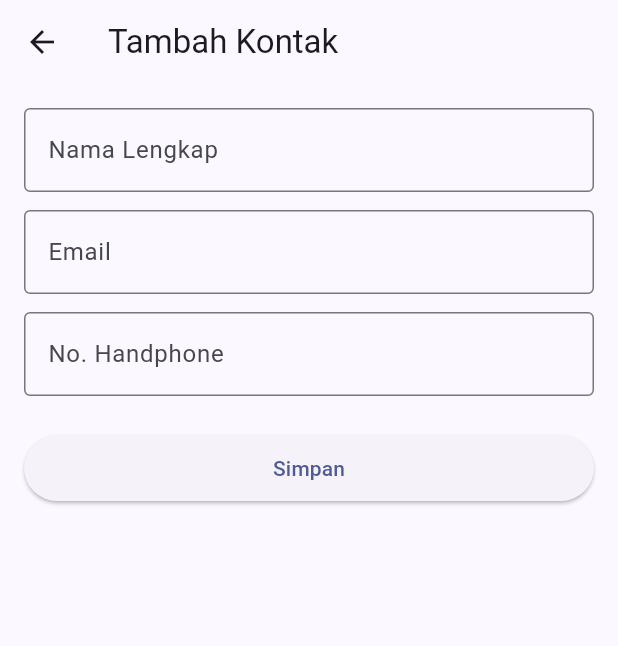
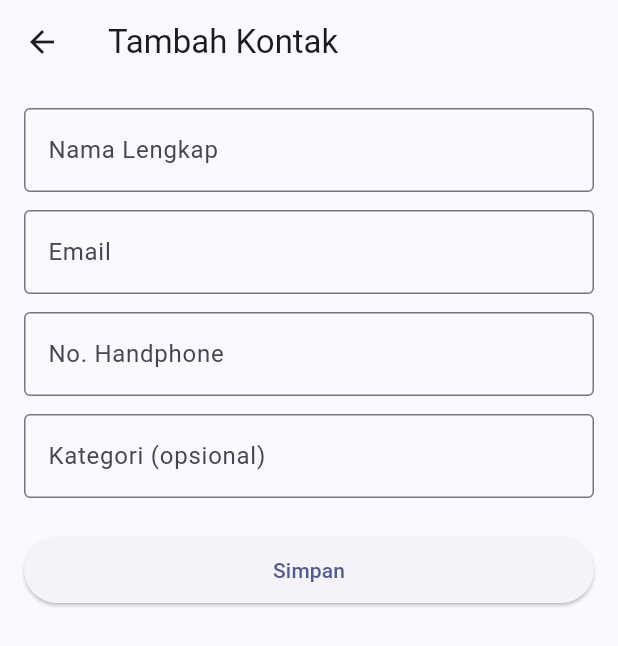
Before and after one commit to ardeliaanggun4-wq/Ardelia_BukuKontak, a Flutter app: the TambahKontakPage screen opened directly, on a phone screen of 412 x 824 dp. Shown: the top 646 px of the screen. Run offline on Flutter 3.47's test engine with Material 3 defaults, Android fonts, the phone set to English and light mode, and no system bars.

Commit message:
Menambah Kategori Kontak

```diff
--- a/lib/models/kontak.dart
+++ b/lib/models/kontak.dart
@@ -2,10 +2,12 @@ class Kontak {
   final String nama;
   final String email;
   final String noHp;
+  final String? kategori;
 
   Kontak({
     required this.nama,
     required this.email,
     required this.noHp,
+    this.kategori,
   });
 }
--- a/lib/pages/kontak_page.dart
+++ b/lib/pages/kontak_page.dart
@@ -28,7 +28,7 @@ class KontakPage extends StatelessWidget {
               ),
             ),
             title: Text(kontak.nama),
-            subtitle: Text('${kontak.email}\n${kontak.noHp}'),
+            subtitle: Text('${kontak.email}\n${kontak.noHp}\n${kontak.kategori ?? "Tanpa kategori"}'),
             isThreeLine: true,
           ),
         );
--- a/lib/pages/tambah_kontak_page.dart
+++ b/lib/pages/tambah_kontak_page.dart
@@ -13,12 +13,14 @@ class _TambahKontakPageState extends State<TambahKontakPage> {
   final namaController = TextEditingController();
   final emailController = TextEditingController();
   final hpController = TextEditingController();
+  final kategoriController = TextEditingController();
 
   @override
   void dispose() {
     namaController.dispose();
     emailController.dispose();
     hpController.dispose();
+    kategoriController.dispose();
     super.dispose();
   }
 
@@ -28,6 +30,7 @@ class _TambahKontakPageState extends State<TambahKontakPage> {
         nama: namaController.text,
         email: emailController.text,
         noHp: hpController.text,
+        kategori: kategoriController.text.isEmpty ? null : kategoriController.text,
       );
       // Kembali ke halaman Kontak sambil membawa data kontak baru
       Navigator.pop(context, kontakBaru);
@@ -75,6 +78,14 @@ class _TambahKontakPageState extends State<TambahKontakPage> {
                 validator: (value) =>
                     (value == null || value.isEmpty) ? 'No. HP wajib diisi' : null,
               ),
+              const SizedBox(height: 12),
+              TextField(
+                controller: kategoriController,
+                decoration: const InputDecoration(
+                  labelText: 'Kategori (opsional)',
+                  border: OutlineInputBorder(),
+                ),
+              ),
               const SizedBox(height: 24),
               SizedBox(
                 width: double.infinity,
```
